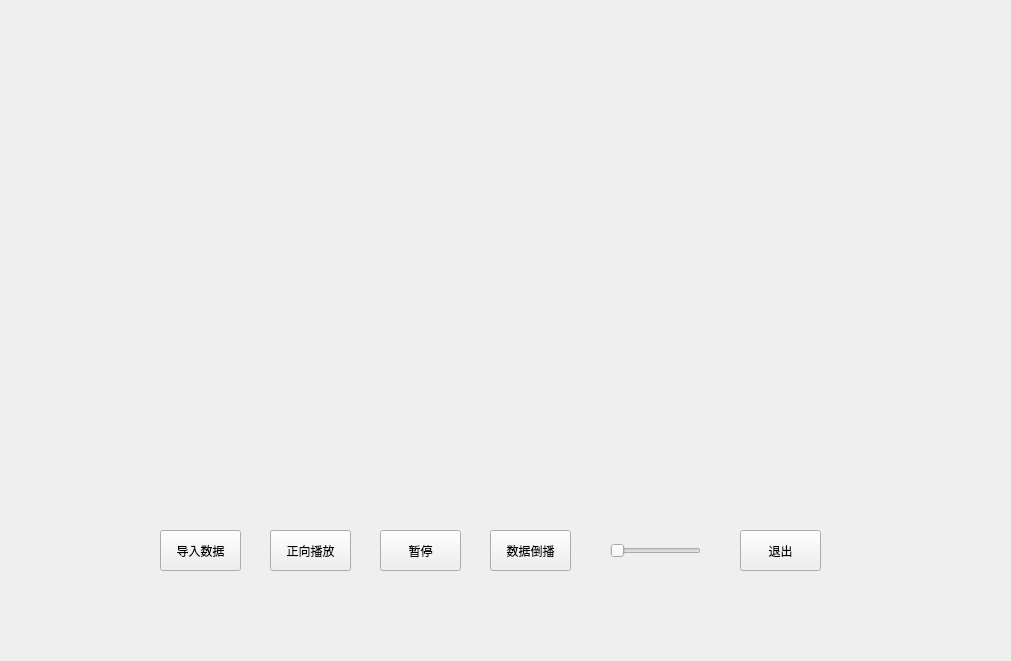
Brave-peng/Dynamically-data-visual, file main.ui: the form before one commit.
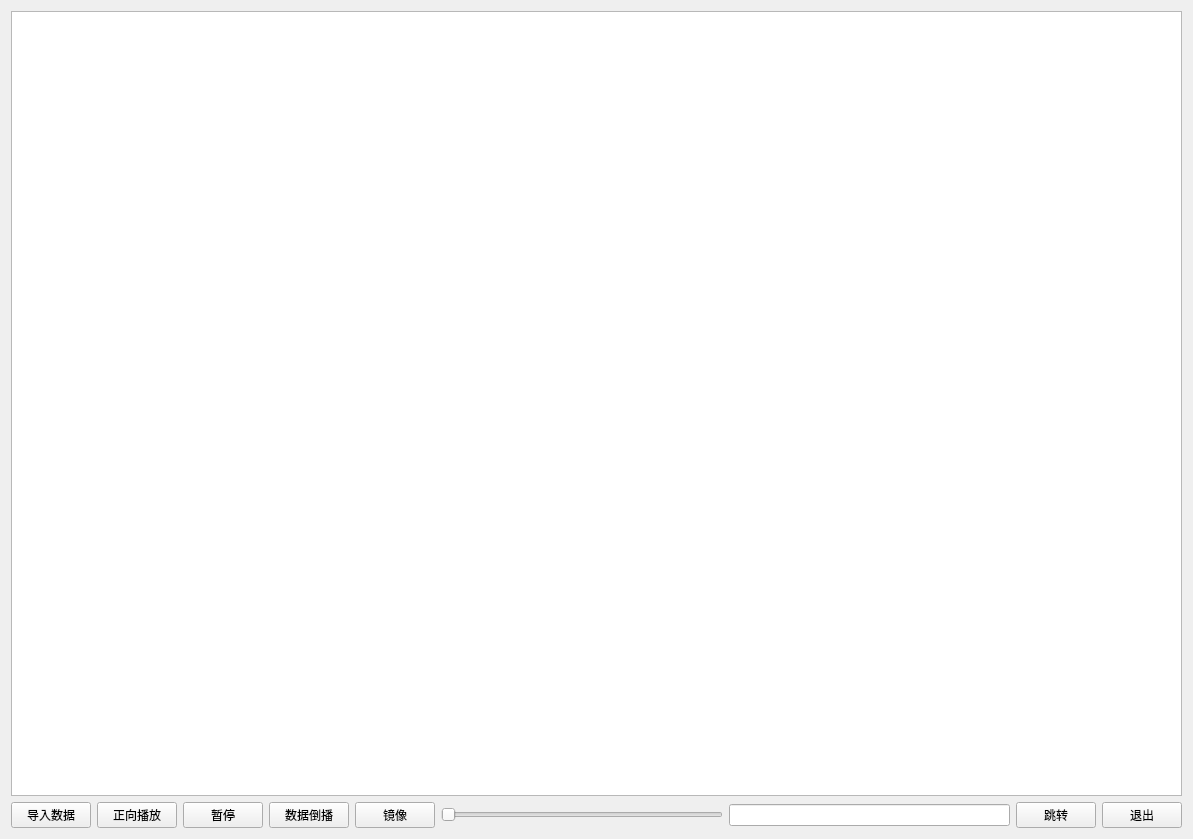
The form after the commit.

Patch:
```diff
--- a/main.ui
+++ b/main.ui
@@ -6,104 +6,89 @@
    <rect>
     <x>0</x>
     <y>0</y>
-    <width>1011</width>
-    <height>661</height>
+    <width>1193</width>
+    <height>839</height>
    </rect>
   </property>
   <property name="windowTitle">
    <string>Form</string>
   </property>
-  <widget class="QLabel" name="label">
-   <property name="geometry">
-    <rect>
-     <x>210</x>
-     <y>110</y>
-     <width>571</width>
-     <height>381</height>
-    </rect>
-   </property>
-   <property name="text">
-    <string/>
-   </property>
-  </widget>
+  <layout class="QGridLayout" name="gridLayout">
+   <item row="0" column="0">
+    <layout class="QVBoxLayout" name="verticalLayout_3">
+     <item>
+      <widget class="QGraphicsView" name="graphicsView"/>
+     </item>
+     <item>
+      <layout class="QHBoxLayout" name="horizontalLayout_2">
+       <item>
   <widget class="QPushButton" name="inportButton">
-   <property name="geometry">
-    <rect>
-     <x>160</x>
-     <y>530</y>
-     <width>81</width>
-     <height>41</height>
-    </rect>
-   </property>
    <property name="text">
     <string>导入数据</string>
    </property>
   </widget>
+       </item>
+       <item>
   <widget class="QPushButton" name="playButton">
-   <property name="geometry">
-    <rect>
-     <x>270</x>
-     <y>530</y>
-     <width>81</width>
-     <height>41</height>
-    </rect>
-   </property>
    <property name="text">
     <string>正向播放</string>
    </property>
   </widget>
+       </item>
+       <item>
   <widget class="QPushButton" name="stopButton">
-   <property name="geometry">
-    <rect>
-     <x>380</x>
-     <y>530</y>
-     <width>81</width>
-     <height>41</height>
-    </rect>
-   </property>
    <property name="text">
     <string>暂停</string>
    </property>
   </widget>
+       </item>
+       <item>
   <widget class="QPushButton" name="reverseButton">
-   <property name="geometry">
-    <rect>
-     <x>490</x>
-     <y>530</y>
-     <width>81</width>
-     <height>41</height>
-    </rect>
-   </property>
    <property name="text">
     <string>数据倒播</string>
    </property>
   </widget>
-  <widget class="QPushButton" name="exitButton">
-   <property name="geometry">
-    <rect>
-     <x>740</x>
-     <y>530</y>
-     <width>81</width>
-     <height>41</height>
-    </rect>
-   </property>
+       </item>
+       <item>
+        <widget class="QPushButton" name="mirrowButton">
    <property name="text">
-    <string>退出</string>
-   </property>
-  </widget>
+          <string>镜像</string>
+         </property>
+        </widget>
+       </item>
+       <item>
   <widget class="QSlider" name="horizontalSlider">
-   <property name="geometry">
-    <rect>
-     <x>610</x>
-     <y>540</y>
-     <width>91</width>
-     <height>22</height>
-    </rect>
-   </property>
    <property name="orientation">
     <enum>Qt::Horizontal</enum>
    </property>
   </widget>
+       </item>
+       <item>
+        <widget class="QLineEdit" name="junpLine">
+         <property name="enabled">
+          <bool>true</bool>
+         </property>
+        </widget>
+       </item>
+       <item>
+        <widget class="QPushButton" name="jumpButton">
+         <property name="text">
+          <string>跳转</string>
+         </property>
+        </widget>
+       </item>
+       <item>
+        <widget class="QPushButton" name="exitButton">
+         <property name="text">
+          <string>退出</string>
+         </property>
+        </widget>
+       </item>
+      </layout>
+     </item>
+    </layout>
+   </item>
+  </layout>
  </widget>
  <resources/>
  <connections/>
```
Lines whose indentation alone changed are shown as unchanged.
